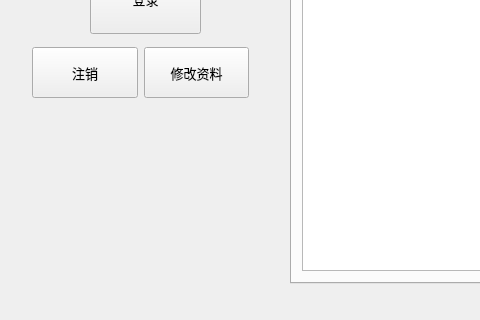
Old version of the form mainwindow.ui in the repository channile/LibrarySystem; both pictures show x 0 to 480 and y 360 to 680 of the 1267 by 680 pixel window.
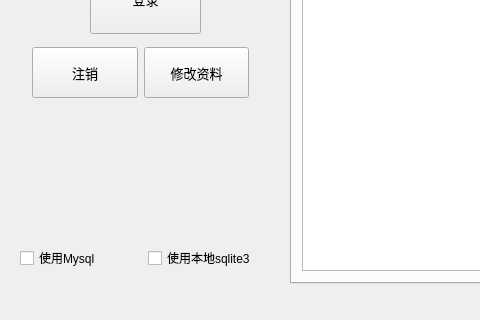
New version of the form. The open tabs and pages were chosen to show the change. Icons and pictures are not drawn.

Patch:
```diff
--- a/mainwindow.ui
+++ b/mainwindow.ui
@@ -573,6 +573,48 @@
      </item>
     </layout>
    </widget>
+   <widget class="QLabel" name="label_4">
+    <property name="geometry">
+     <rect>
+      <x>0</x>
+      <y>0</y>
+      <width>80</width>
+      <height>80</height>
+     </rect>
+    </property>
+    <property name="text">
+     <string/>
+    </property>
+    <property name="pixmap">
+     <pixmap>:/new/prefix1/image/pic.png</pixmap>
+    </property>
+   </widget>
+   <widget class="QWidget" name="horizontalLayoutWidget_6">
+    <property name="geometry">
+     <rect>
+      <x>20</x>
+      <y>570</y>
+      <width>249</width>
+      <height>51</height>
+     </rect>
+    </property>
+    <layout class="QHBoxLayout" name="horizontalLayout_6">
+     <item>
+      <widget class="QCheckBox" name="Mysql_checkBox">
+       <property name="text">
+        <string>使用Mysql</string>
+       </property>
+      </widget>
+     </item>
+     <item>
+      <widget class="QCheckBox" name="sqlite_checkBox">
+       <property name="text">
+        <string>使用本地sqlite3</string>
+       </property>
+      </widget>
+     </item>
+    </layout>
+   </widget>
    <zorder>name_label</zorder>
    <zorder>pushButton</zorder>
    <zorder>checkBox</zorder>
```
Left out of the diff: 32 changed lines with no effect on the pictures.
